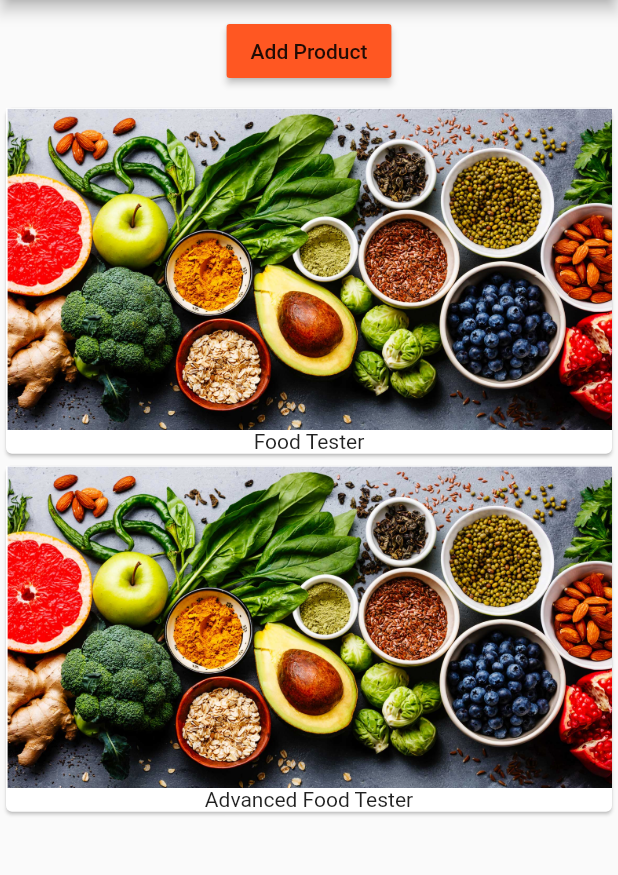
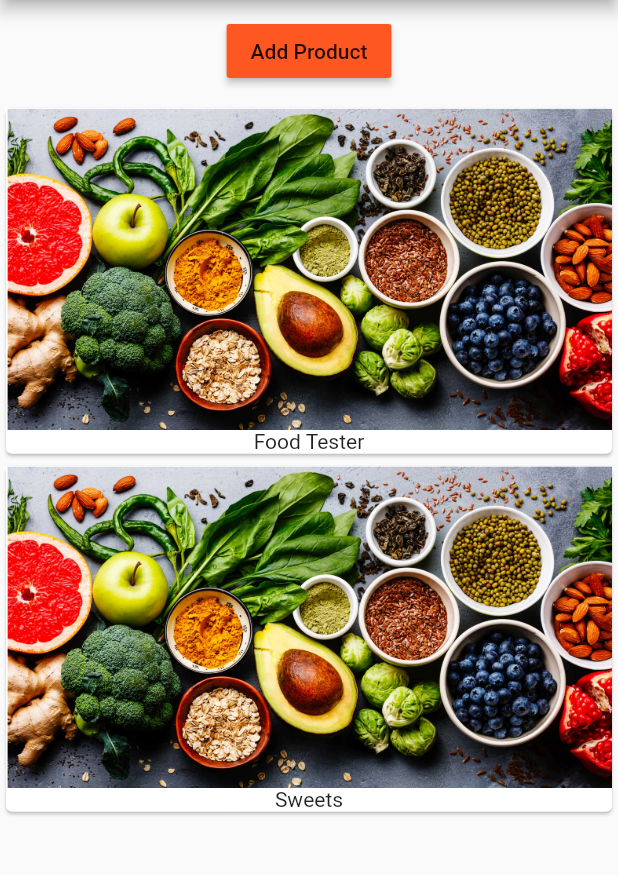
Before and after one commit to georgesmhanna/easylist-flutter, a Flutter app: the screen it shows after launch, after a tap on "Add Product", on a phone screen of 412 x 824 dp, the part 84-959 px from its top. Run offline on Flutter 3.47's test engine with Material 2 defaults, Android fonts, the phone set to English and light mode, and no system bars.

Commit message:
adding product control

```diff
--- /dev/null
+++ b/lib/product_control.dart
@@ -0,0 +1,19 @@
+import 'package:flutter/material.dart';
+
+class ProductControl extends StatelessWidget {
+  final void Function(String product) addProduct;
+
+  ProductControl(this.addProduct);
+
+  @override
+  Widget build(BuildContext context) {
+    // TODO: implement build
+    return RaisedButton(
+      child: Text('Add Product'),
+      color: Theme.of(context).primaryColor,
+      onPressed: () {
+        addProduct('Sweets');
+      },
+    );
+  }
+}
--- a/lib/product_manager.dart
+++ b/lib/product_manager.dart
@@ -1,6 +1,8 @@
 import 'package:flutter/material.dart';
 
 import './products.dart';
+
+import './product_control.dart';
 
 class ProductManager extends StatefulWidget {
 
@@ -18,7 +20,7 @@ class ProductManager extends StatefulWidget {
 }
 
 class _ProductManagerState extends State<ProductManager> {
-  List<String> _products = [];
+  final List<String> _products = [];
 
   @override
   void initState() {
@@ -30,25 +32,21 @@ class _ProductManagerState extends State<ProductManager> {
   @override
   void didUpdateWidget(ProductManager oldWidget) {
     print('product manager state --> didUpdateWidget');
-    // TODO: implement didUpdateWidget
     super.didUpdateWidget(oldWidget);
   }
 
+  void addProduct(String product) {
+    setState(() {
+      _products.add(product);
+    });
+  }
   @override
   Widget build(BuildContext context) {
     print('product manager state --> build');
     return Column(children: [
       Container(
         margin: EdgeInsets.all(10.0),
-        child: RaisedButton(
-          child: Text('Add Product'),
-          color: Theme.of(context).primaryColor,
-          onPressed: () {
-            setState(() {
-              _products.add('Advanced Food Tester');
-            });
-          },
-        ),
+        child: ProductControl(addProduct)
       ),
       Products(_products)
     ]);
```
